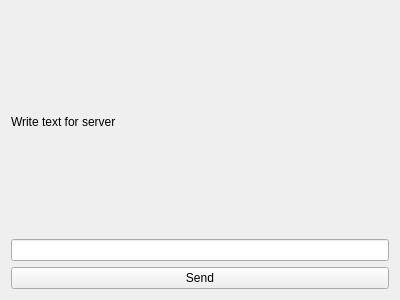
P0ppoff/SmartProjector, file Gst-multiscreens-client/logwindow.ui: the form before one commit.
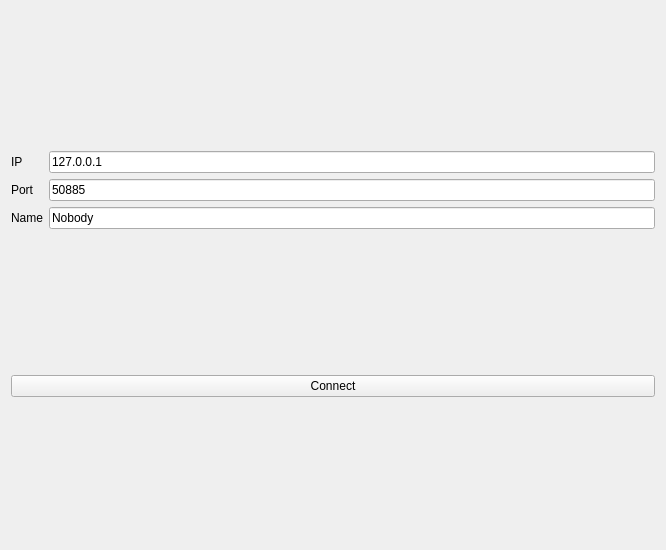
The form after the commit.

Commit message: working client Server. Start using Gstreamer

Patch:
```diff
--- a/Gst-multiscreens-client/logwindow.ui
+++ b/Gst-multiscreens-client/logwindow.ui
@@ -6,8 +6,8 @@
    <rect>
     <x>0</x>
     <y>0</y>
-    <width>400</width>
-    <height>300</height>
+    <width>666</width>
+    <height>550</height>
    </rect>
   </property>
   <property name="windowTitle">
@@ -15,19 +15,61 @@
   </property>
   <layout class="QVBoxLayout" name="verticalLayout">
    <item>
-    <widget class="QLabel" name="label">
-     <property name="text">
-      <string>Write text for server </string>
-     </property>
-    </widget>
-   </item>
-   <item>
-    <widget class="QLineEdit" name="lineEdit"/>
+    <layout class="QGridLayout" name="gridLayout">
+     <item row="0" column="1">
+      <widget class="QLineEdit" name="IP_text">
+       <property name="text">
+        <string>127.0.0.1</string>
+       </property>
+      </widget>
+     </item>
+     <item row="0" column="0">
+      <widget class="QLabel" name="label">
+       <property name="layoutDirection">
+        <enum>Qt::LeftToRight</enum>
+       </property>
+       <property name="autoFillBackground">
+        <bool>false</bool>
+       </property>
+       <property name="text">
+        <string>IP</string>
+       </property>
+      </widget>
+     </item>
+     <item row="1" column="1">
+      <widget class="QLineEdit" name="Port_text">
+       <property name="text">
+        <string>50885</string>
+       </property>
+      </widget>
+     </item>
+     <item row="1" column="0">
+      <widget class="QLabel" name="label_2">
+       <property name="text">
+        <string>Port</string>
+       </property>
+      </widget>
+     </item>
+     <item row="2" column="0">
+      <widget class="QLabel" name="label_3">
+       <property name="text">
+        <string>Name</string>
+       </property>
+      </widget>
+     </item>
+     <item row="2" column="1">
+      <widget class="QLineEdit" name="Name_text">
+       <property name="text">
+        <string>Nobody</string>
+       </property>
+      </widget>
+     </item>
+    </layout>
    </item>
    <item>
     <widget class="QPushButton" name="pushButton">
      <property name="text">
-      <string>Send</string>
+      <string>Connect</string>
      </property>
     </widget>
    </item>
```
Left out of the diff: 4 changed lines with no effect on the pictures. The commit also changes 8 other files.
